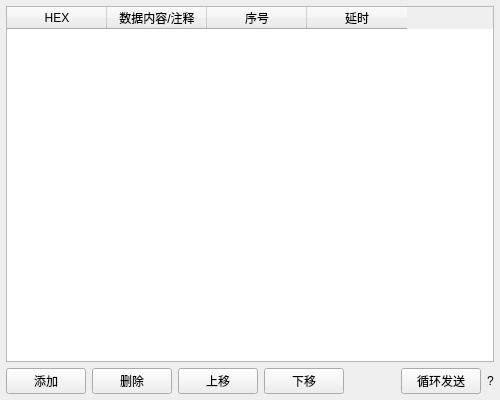
Above: ui/extended_send_widget.ui from ZIKEER/Z_COM before the change. Below: the same form after it.
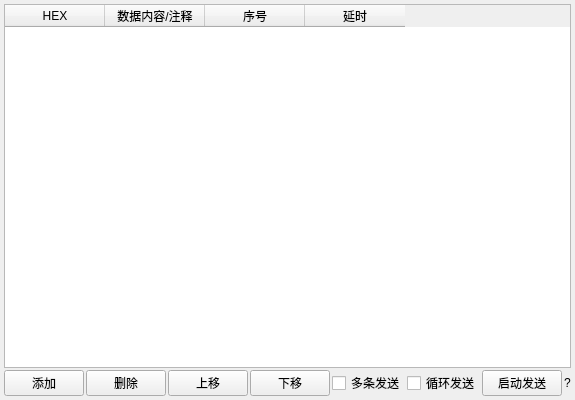
That is the form after the change.

```diff
--- a/ui/extended_send_widget.ui
+++ b/ui/extended_send_widget.ui
@@ -15,19 +15,19 @@
   </property>
   <layout class="QVBoxLayout" name="verticalLayout">
    <property name="spacing">
-    <number>6</number>
+    <number>2</number>
    </property>
    <property name="leftMargin">
-    <number>6</number>
+    <number>4</number>
    </property>
    <property name="topMargin">
-    <number>6</number>
+    <number>4</number>
    </property>
    <property name="rightMargin">
-    <number>6</number>
+    <number>4</number>
    </property>
    <property name="bottomMargin">
-    <number>6</number>
+    <number>4</number>
    </property>
    <item>
     <widget class="QTableWidget" name="dataTable">
@@ -58,6 +58,9 @@
    </item>
    <item>
     <layout class="QHBoxLayout" name="controlLayout">
+     <property name="spacing">
+      <number>2</number>
+     </property>
      <item>
       <widget class="QPushButton" name="addButton">
        <property name="text">
@@ -100,12 +103,23 @@
       </spacer>
      </item>
      <item>
-      <widget class="QPushButton" name="loopSendButton">
+      <widget class="QCheckBox" name="multiSendCheckBox">
+       <property name="text">
+        <string>多条发送</string>
+       </property>
+      </widget>
+     </item>
+     <item>
+      <widget class="QCheckBox" name="loopSendCheckBox">
        <property name="text">
         <string>循环发送</string>
        </property>
-       <property name="checkable">
-        <bool>true</bool>
+      </widget>
+     </item>
+     <item>
+      <widget class="QPushButton" name="startSendButton">
+       <property name="text">
+        <string>启动发送</string>
        </property>
       </widget>
      </item>
```
Left out of the diff: 8 changed lines with no effect on the pictures.
